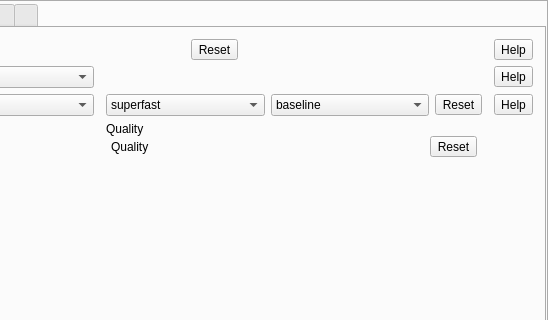
First picture: the form in src/formMainWindow.ui, repository vkohaupt/vokoscreenNG, before the edit; both pictures show x 162 to 710 and y 0 to 320 of the 710 by 414 pixel window.
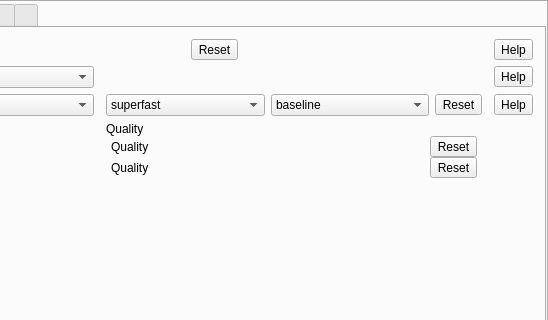
Second picture: the form after the edit. The open tabs and pages were chosen to show the change. Icons and pictures are not drawn.

Commit message: add quality silder for vp8

What changed in the file:
```diff
--- a/src/formMainWindow.ui
+++ b/src/formMainWindow.ui
@@ -764,7 +764,7 @@
                 <property name="frameShadow">
                  <enum>QFrame::Raised</enum>
                 </property>
-                <layout class="QVBoxLayout" name="verticalLayout_9" stretch="0,0">
+                <layout class="QVBoxLayout" name="verticalLayout_9" stretch="0,0,0">
                  <property name="spacing">
                   <number>0</number>
                  </property>
@@ -935,6 +935,38 @@
                    </layout>
                   </widget>
                  </item>
+                 <item>
+                  <widget class="QFrame" name="frameVideoCodecVp8">
+                   <property name="frameShape">
+                    <enum>QFrame::NoFrame</enum>
+                   </property>
+                   <property name="frameShadow">
+                    <enum>QFrame::Raised</enum>
+                   </property>
+                   <layout class="QHBoxLayout" name="horizontalLayout_vp8">
+                    <property name="topMargin">
+                     <number>0</number>
+                    </property>
+                    <property name="bottomMargin">
+                     <number>0</number>
+                    </property>
+                    <item>
+                     <widget class="QLabel" name="label_22">
+                      <property name="text">
+                       <string>Quality</string>
+                      </property>
+                     </widget>
+                    </item>
+                    <item>
+                     <widget class="QToolButton" name="toolButtonVP8Reset">
+                      <property name="text">
+                       <string notr="true">Reset</string>
+                      </property>
+                     </widget>
+                    </item>
+                   </layout>
+                  </widget>
+                 </item>
                 </layout>
                </widget>
               </item>
```
Left out of the diff: 268 changed lines with no effect on the pictures. The commit also changes 3 other files.
